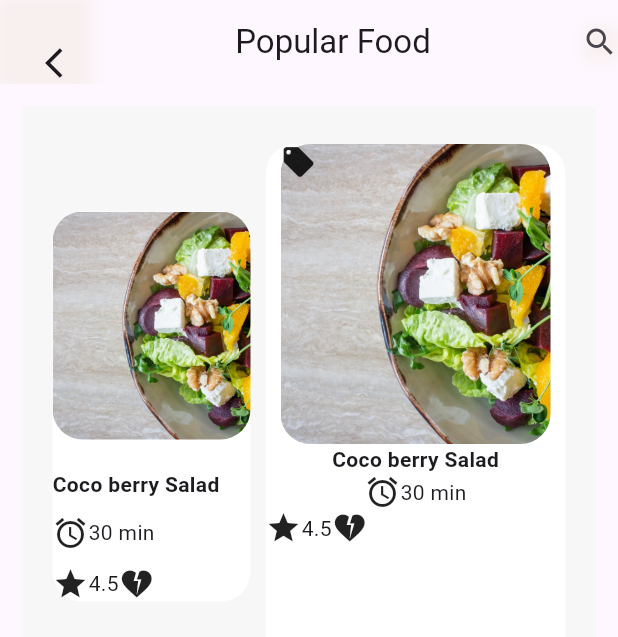
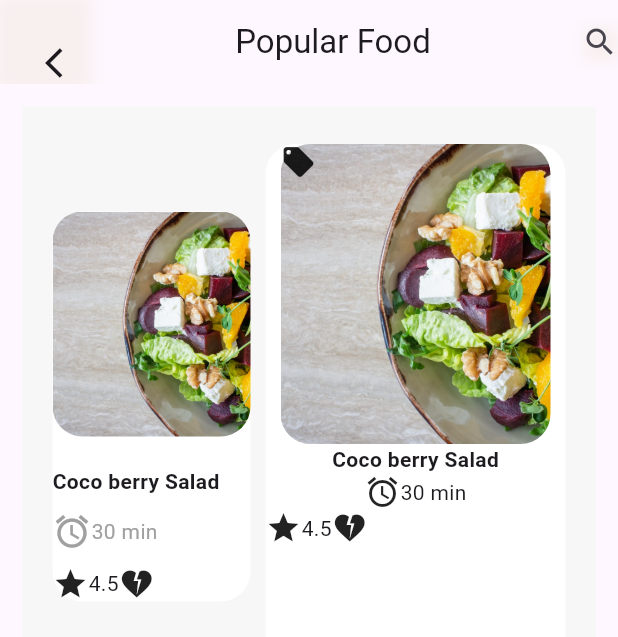
Before and after one commit to Rawan-ZA/gittest, a Flutter app: the screen it shows after launch, on a phone screen of 412 x 824 dp. Shown: the top 637 px of the screen. Run offline on Flutter 3.47's test engine with Material 3 defaults, Android fonts, the light colour scheme and no system bars.

Commit message:
new features added

```diff
--- a/lib/home.dart
+++ b/lib/home.dart
@@ -56,6 +56,7 @@
               children: [
                 Expanded(
                   child: Container(
+                    // padding: EdgeInsets.all(10),
                     width: 200,
                     height: 260,
                     decoration: BoxDecoration(
@@ -64,7 +65,6 @@
                     ),
                     child:Column(
                       spacing: 10,
-                      // mainAxisAlignment: MainAxisAlignment.spaceAround,
                       crossAxisAlignment: CrossAxisAlignment.start,
                       children: [
                         Expanded(
@@ -90,8 +90,11 @@
                         Row(
                           // mainAxisAlignment: MainAxisAlignment.center,
                           children: [
-                            Icon(Icons.alarm),
-                            Text("30 min"),
+                            Icon(Icons.alarm , size: 26, color: Color(0xffa0a0a0),),
+                            Text("30 min",style:
+                              TextStyle(
+                                  color: Color(0xffa0a0a0)
+                              ),),
                           ],
                         ),
                           Row(
```
